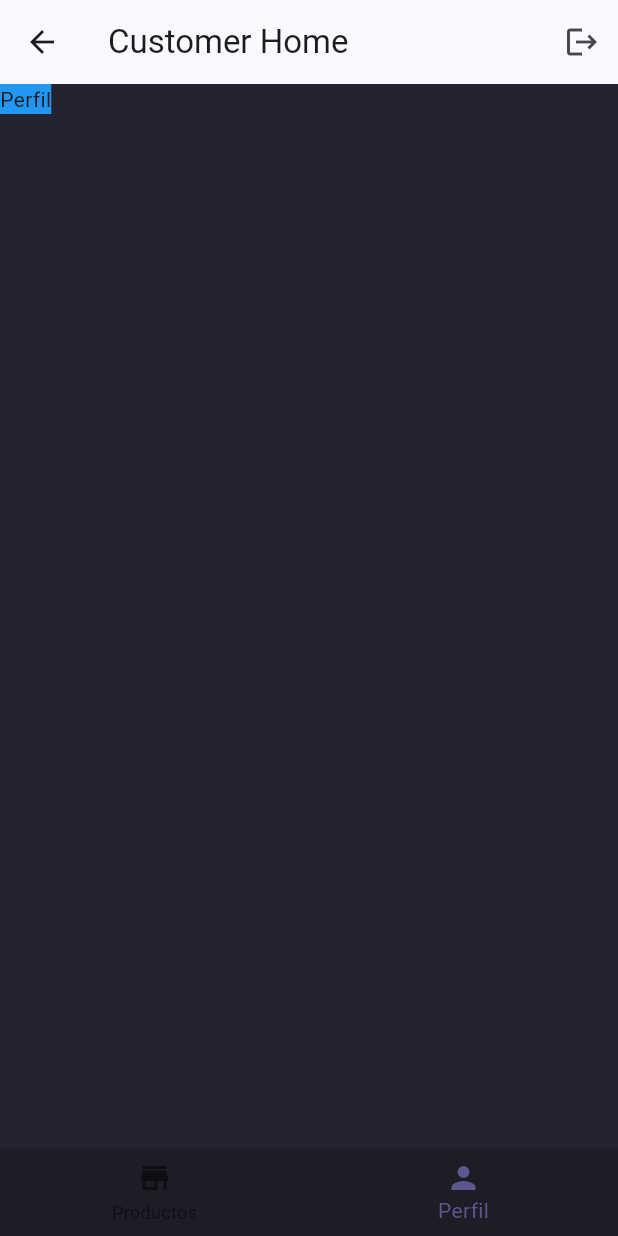
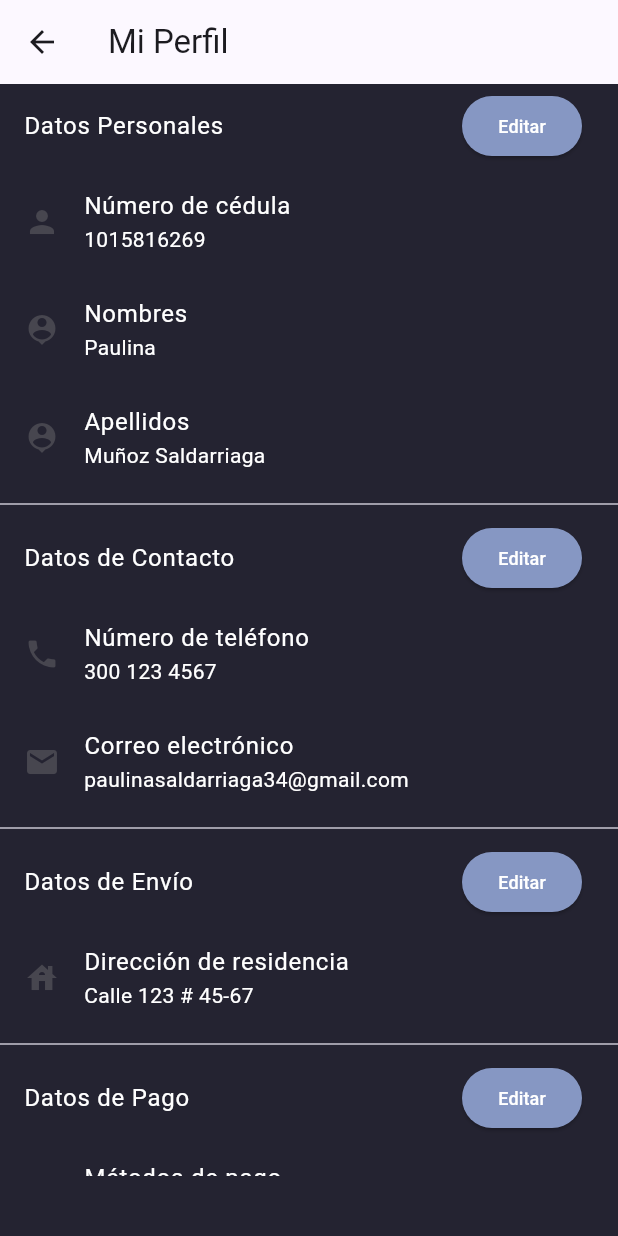
Before and after one commit to AdrianPerdomoE/mi_tienda_app, a Flutter app: the CustomerHomeScreen screen opened by its route, item 2 of the bottom bar chosen, on a phone screen of 412 x 824 dp. Run offline on Flutter 3.47's test engine with Material 3 defaults, Android fonts, the phone set to English and light mode, and no system bars; our stand-ins replace cloud_firestore, file_picker, firebase_auth, firebase_core, firebase_storage, get_it; accounts and stored records are empty.

Commit message:
feat: creación pantalla cliente

```diff
--- a/lib/views/screens/customer/customer_home_screen.dart
+++ b/lib/views/screens/customer/customer_home_screen.dart
@@ -1,4 +1,5 @@
 import 'package:flutter/material.dart';
+import 'customer_profile_screen.dart';
 //widgets
 import "../../widgets/logout_button.dart";
 
@@ -31,9 +32,14 @@ class _CustomerHomeScreenState extends State<CustomerHomeScreen> {
         bottomNavigationBar: BottomNavigationBar(
           currentIndex: _currentIndex,
           onTap: (value) {
-            setState(() {
-              _currentIndex = value;
-            });
+            if (value == 1) {
+              Navigator.push(
+                context,
+                MaterialPageRoute(
+                  builder: (context) => CustomerProfileScreen(),
+                ),
+              );
+            }
           },
           items: const [
             BottomNavigationBarItem(
--- /dev/null
+++ b/lib/views/screens/customer/customer_profile_screen.dart
@@ -0,0 +1,95 @@
+import 'package:flutter/material.dart';
+
+class CustomerProfileScreen extends StatelessWidget {
+  const CustomerProfileScreen({Key? key}) : super(key: key);
+  @override
+  Widget build(BuildContext context) {
+    return Scaffold(
+      appBar: AppBar(
+        title: Text('Mi Perfil'),
+      ),
+      body: Padding(
+        padding: EdgeInsets.only(bottom: 40),
+        child: ListView(
+          children: [
+            _buildSection('Datos Personales'),
+            _buildField('Número de cédula', '1015816269', Icons.person),
+            _buildField('Nombres', 'Paulina', Icons.person_pin),
+            _buildField('Apellidos', 'Muñoz Saldarriaga', Icons.person_pin),
+            const Divider(),
+            _buildSection('Datos de Contacto'),
+            _buildField('Número de teléfono', '300 123 4567', Icons.phone),
+            _buildField('Correo electrónico', 'paulinasaldarriaga34@gmail.com', Icons.mail),
+            const Divider(),
+            _buildSection('Datos de Envío'),
+            _buildField('Dirección de residencia', 'Calle 123 # 45-67', Icons.house),
+            const Divider(),
+            _buildSection('Datos de Pago'),
+            _buildField('Métodos de pago', 'Efectivo', Icons.money),
+            _buildField('Monto máximo a fiar', '\$100.000', Icons.monetization_on_sharp),
+            _buildButton('Cambiar contraseña'),
+          ],
+        ),
+      ),
+    );
+  }
+
+  Widget _buildSection(String title) {
+    return ListTile(
+      tileColor: null,
+      title: Text(
+        title,
+        style: TextStyle(color: Colors.white),
+      ),
+      trailing: ElevatedButton(
+        onPressed: (){},
+        child: Text(
+          'Editar',
+          style: TextStyle(
+            fontSize: 12
+          ),
+        ),
+        style: ElevatedButton.styleFrom(
+          primary: Color(0xFF8697C3),
+          onPrimary: Colors.white,
+          shape: RoundedRectangleBorder(
+            borderRadius: BorderRadius.circular(100),
+          ),
+          fixedSize: Size(80, 22),
+        ),
+      ),
+    );
+  }
+
+  Widget _buildField(String label, String value,IconData icon) {
+    return ListTile(
+      tileColor: null,
+      leading: Icon(icon),
+      title: Text(
+        label,
+        style: TextStyle(color: Colors.white),
+      ),
+      subtitle: Text(
+        value,
+        style: TextStyle(color: Colors.white),
+      ),
+    );
+  }
+
+  Widget _buildButton(String label){
+    return Center(
+      child: ElevatedButton(
+        onPressed: (){},
+        child: Text(label),
+        style: ElevatedButton.styleFrom(
+          primary: Color(0xFFABCFB9),
+          onPrimary: Colors.white,
+          shape: RoundedRectangleBorder(
+            borderRadius: BorderRadius.circular(10),
+          ),
+          fixedSize: Size(200, 40),
+        ),
+      ),
+    );
+  }
+}
```
